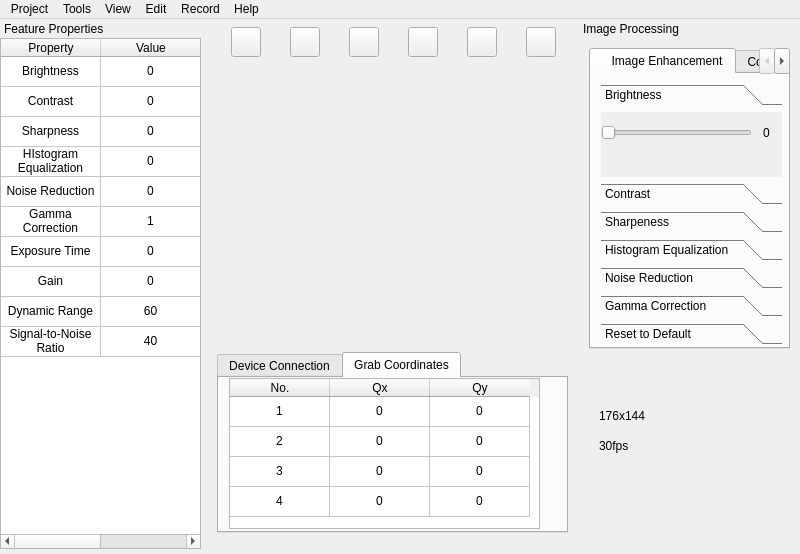
Above: mainwindow.ui from yuranxue272181/WPIMQP before the change. Below: the same form after it.
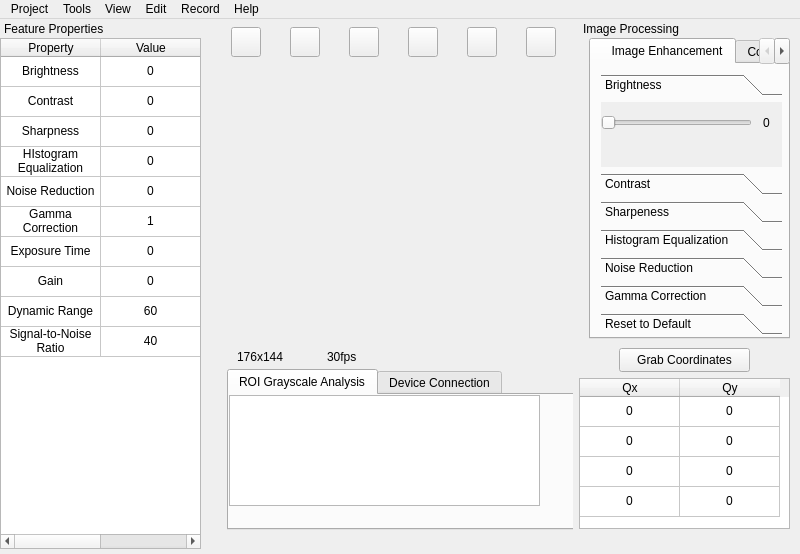
That is the form after the change. The open tabs and pages were chosen to show the change.

Commit message: show coordinates in table

The edit to the form file:
```diff
--- a/mainwindow.ui
+++ b/mainwindow.ui
@@ -170,51 +170,66 @@
      </item>
     </layout>
    </widget>
-   <widget class="QWidget" name="layoutWidget">
+   <widget class="QTabWidget" name="tabWidget_2">
     <property name="geometry">
      <rect>
-      <x>10</x>
-      <y>333</y>
-      <width>351</width>
-      <height>181</height>
+      <x>20</x>
+      <y>350</y>
+      <width>349</width>
+      <height>161</height>
      </rect>
     </property>
-    <layout class="QVBoxLayout" name="verticalLayout">
-     <item>
-      <widget class="QTabWidget" name="tabWidget_2">
-       <property name="minimumSize">
-        <size>
-         <width>0</width>
-         <height>140</height>
-        </size>
-       </property>
-       <property name="layoutDirection">
-        <enum>Qt::LayoutDirection::LeftToRight</enum>
-       </property>
-       <property name="currentIndex">
-        <number>1</number>
-       </property>
-       <widget class="QWidget" name="tab_5">
-        <attribute name="title">
-         <string>Device Connection</string>
-        </attribute>
-        <widget class="QTextBrowser" name="textBrowser">
-         <property name="geometry">
-          <rect>
-           <x>10</x>
-           <y>0</y>
-           <width>321</width>
-           <height>141</height>
-          </rect>
-         </property>
-         <property name="minimumSize">
-          <size>
-           <width>321</width>
-           <height>101</height>
-          </size>
-         </property>
-         <property name="html">
-          <string>&lt;!DOCTYPE HTML PUBLIC &quot;-//W3C//DTD HTML 4.0//EN&quot; &quot;http://www.w3.org/TR/REC-html40/strict.dtd&quot;&gt;
+    <property name="minimumSize">
+     <size>
+      <width>0</width>
+      <height>140</height>
+     </size>
+    </property>
+    <property name="layoutDirection">
+     <enum>Qt::LayoutDirection::LeftToRight</enum>
+    </property>
+    <property name="currentIndex">
+     <number>0</number>
+    </property>
+    <widget class="QWidget" name="tab_4">
+     <attribute name="title">
+      <string>ROI Grayscale Analysis</string>
+     </attribute>
+     <widget class="QTableWidget" name="tableWidget">
+      <property name="geometry">
+       <rect>
+        <x>0</x>
+        <y>0</y>
+        <width>311</width>
+        <height>111</height>
+       </rect>
+      </property>
+      <property name="editTriggers">
+       <set>QAbstractItemView::EditTrigger::NoEditTriggers</set>
+      </property>
+     </widget>
+    </widget>
+    <widget class="QWidget" name="tab_5">
+     <attribute name="title">
+      <string>Device Connection</string>
+     </attribute>
+     <widget class="QTextBrowser" name="textBrowser">
+      <property name="geometry">
+       <rect>
+        <x>0</x>
+        <y>0</y>
+        <width>321</width>
+        <height>141</height>
+       </rect>
+      </property>
+      <property name="minimumSize">
+       <size>
+        <width>321</width>
+        <height>101</height>
+       </size>
+      </property>
+      <property name="html">
+       <string>&lt;!DOCTYPE HTML PUBLIC &quot;-//W3C//DTD HTML 4.0//EN&quot; &quot;http://www.w3.org/TR/REC-html40/strict.dtd&quot;&gt;
 &lt;html&gt;&lt;head&gt;&lt;meta name=&quot;qrichtext&quot; content=&quot;1&quot; /&gt;&lt;meta charset=&quot;utf-8&quot; /&gt;&lt;style type=&quot;text/css&quot;&gt;
 p, li { white-space: pre-wrap; }
 hr { height: 1px; border-width: 0; }
@@ -228,155 +243,41 @@
 &lt;p style=&quot; margin-top:0px; margin-bottom:0px; margin-left:0px; margin-right:0px; -qt-block-indent:0; text-indent:0px;&quot;&gt;&lt;span style=&quot; font-family:'Microsoft YaHei UI';&quot;&gt;Camera 2:&lt;/span&gt;&lt;/p&gt;
 &lt;p style=&quot; margin-top:0px; margin-bottom:0px; margin-left:0px; margin-right:0px; -qt-block-indent:0; text-indent:0px;&quot;&gt;&lt;span style=&quot; font-family:'Microsoft YaHei UI';&quot;&gt;  disconnecting&lt;/span&gt;&lt;/p&gt;
 &lt;p style=&quot;-qt-paragraph-type:empty; margin-top:0px; margin-bottom:0px; margin-left:0px; margin-right:0px; -qt-block-indent:0; text-indent:0px; font-family:'Microsoft YaHei UI';&quot;&gt;&lt;br /&gt;&lt;/p&gt;&lt;/body&gt;&lt;/html&gt;</string>
-         </property>
-        </widget>
-       </widget>
-       <widget class="QWidget" name="tab_4">
-        <attribute name="title">
-         <string>Grab Coordinates</string>
-        </attribute>
-        <widget class="QTableWidget" name="tableWidget_2">
-         <property name="geometry">
-          <rect>
-           <x>10</x>
-           <y>0</y>
-           <width>311</width>
-           <height>151</height>
-          </rect>
-         </property>
-         <attribute name="horizontalHeaderVisible">
-          <bool>true</bool>
-         </attribute>
-         <attribute name="horizontalHeaderCascadingSectionResizes">
-          <bool>false</bool>
-         </attribute>
-         <attribute name="horizontalHeaderHighlightSections">
-          <bool>false</bool>
-         </attribute>
-         <attribute name="verticalHeaderVisible">
-          <bool>false</bool>
-         </attribute>
-         <row/>
-         <row/>
-         <row/>
-         <row/>
-         <column>
-          <property name="text">
-           <string>No.</string>
-          </property>
-         </column>
-         <column>
-          <property name="text">
-           <string>Qx</string>
-          </property>
-         </column>
-         <column>
-          <property name="text">
-           <string>Qy</string>
-          </property>
-         </column>
-         <item row="0" column="0">
-          <property name="text">
-           <string>1</string>
-          </property>
-          <property name="textAlignment">
-           <set>AlignCenter</set>
-          </property>
-         </item>
-         <item row="0" column="1">
-          <property name="text">
-           <string>0</string>
-          </property>
-          <property name="textAlignment">
-           <set>AlignCenter</set>
-          </property>
-         </item>
-         <item row="0" column="2">
-          <property name="text">
-           <string>0</string>
-          </property>
-          <property name="textAlignment">
-           <set>AlignCenter</set>
-          </property>
-         </item>
-         <item row="1" column="0">
-          <property name="text">
-           <string>2</string>
-          </property>
-          <property name="textAlignment">
-           <set>AlignCenter</set>
-          </property>
-         </item>
-         <item row="1" column="1">
-          <property name="text">
-           <string>0</string>
-          </property>
-          <property name="textAlignment">
-           <set>AlignCenter</set>
-          </property>
-         </item>
-         <item row="1" column="2">
-          <property name="text">
-           <string>0</string>
-          </property>
-          <property name="textAlignment">
-           <set>AlignCenter</set>
-          </property>
-         </item>
-         <item row="2" column="0">
-          <property name="text">
-           <string>3</string>
-          </property>
-          <property name="textAlignment">
-           <set>AlignCenter</set>
-          </property>
-         </item>
-         <item row="2" column="1">
-          <property name="text">
-           <string>0</string>
-          </property>
-          <property name="textAlignment">
-           <set>AlignCenter</set>
-          </property>
-         </item>
-         <item row="2" column="2">
-          <property name="text">
-           <string>0</string>
-          </property>
-          <property name="textAlignment">
-           <set>AlignCenter</set>
-          </property>
-         </item>
-         <item row="3" column="0">
-          <property name="text">
-           <string>4</string>
-          </property>
-          <property name="textAlignment">
-           <set>AlignCenter</set>
-          </property>
-         </item>
-         <item row="3" column="1">
-          <property name="text">
-           <string>0</string>
-          </property>
-          <property name="textAlignment">
-           <set>AlignCenter</set>
-          </property>
-         </item>
-         <item row="3" column="2">
-          <property name="text">
-           <string>0</string>
-          </property>
-          <property name="textAlignment">
-           <set>AlignCenter</set>
-          </property>
-         </item>
-        </widget>
-       </widget>
-      </widget>
-     </item>
-    </layout>
+      </property>
+     </widget>
+    </widget>
    </widget>
+   <widget class="QLabel" name="label">
+    <property name="geometry">
+     <rect>
+      <x>30</x>
+      <y>330</y>
+      <width>49</width>
+      <height>16</height>
+     </rect>
+    </property>
+    <property name="text">
+     <string>176x144</string>
+    </property>
+   </widget>
+   <widget class="QLabel" name="label_2">
+    <property name="geometry">
+     <rect>
+      <x>120</x>
+      <y>330</y>
+      <width>49</width>
+      <height>16</height>
+     </rect>
+    </property>
+    <property name="text">
+     <string>30fps</string>
+    </property>
+   </widget>
+   <zorder>tabWidget_2</zorder>
+   <zorder>videoWidget</zorder>
+   <zorder>layoutWidget</zorder>
+   <zorder>label</zorder>
+   <zorder>label_2</zorder>
   </widget>
   <widget class="QMenuBar" name="menuBar">
    <property name="geometry">
@@ -698,7 +599,7 @@
      <property name="geometry">
       <rect>
        <x>10</x>
-       <y>10</y>
+       <y>0</y>
        <width>201</width>
        <height>301</height>
       </rect>
@@ -736,8 +637,8 @@
          <rect>
           <x>0</x>
           <y>0</y>
-          <width>100</width>
-          <height>30</height>
+          <width>181</width>
+          <height>51</height>
          </rect>
         </property>
         <attribute name="label">
@@ -1200,59 +1101,131 @@
        </widget>
       </widget>
      </widget>
-     <widget class="QWidget" name="tab_2">
-      <attribute name="title">
-       <string>ROI Grayscale Analysis </string>
-      </attribute>
-      <widget class="QPushButton" name="grabButton">
-       <property name="geometry">
-        <rect>
-         <x>30</x>
-         <y>10</y>
-         <width>131</width>
-         <height>24</height>
-        </rect>
-       </property>
-       <property name="text">
-        <string>Grab Coordinates</string>
-       </property>
-      </widget>
-     </widget>
     </widget>
     <widget class="QWidget" name="widget" native="true">
      <property name="geometry">
       <rect>
        <x>0</x>
-       <y>350</y>
+       <y>300</y>
        <width>211</width>
-       <height>121</height>
+       <height>201</height>
       </rect>
      </property>
-     <widget class="QLabel" name="label">
+     <widget class="QPushButton" name="grabButton">
       <property name="geometry">
        <rect>
-        <x>20</x>
-        <y>20</y>
-        <width>49</width>
-        <height>16</height>
+        <x>40</x>
+        <y>10</y>
+        <width>131</width>
+        <height>24</height>
        </rect>
       </property>
       <property name="text">
-       <string>176x144</string>
+       <string>Grab Coordinates</string>
       </property>
      </widget>
-     <widget class="QLabel" name="label_2">
+     <widget class="QTableWidget" name="coordinatesTable">
       <property name="geometry">
        <rect>
-        <x>20</x>
-        <y>50</y>
-        <width>49</width>
-        <height>16</height>
+        <x>0</x>
+        <y>40</y>
+        <width>211</width>
+        <height>151</height>
        </rect>
       </property>
-      <property name="text">
-       <string>30fps</string>
+      <property name="editTriggers">
+       <set>QAbstractItemView::EditTrigger::DoubleClicked|QAbstractItemView::EditTrigger::EditKeyPressed</set>
       </property>
+      <attribute name="horizontalHeaderVisible">
+       <bool>true</bool>
+      </attribute>
+      <attribute name="horizontalHeaderCascadingSectionResizes">
+       <bool>false</bool>
+      </attribute>
+      <attribute name="horizontalHeaderHighlightSections">
+       <bool>false</bool>
+      </attribute>
+      <attribute name="verticalHeaderVisible">
+       <bool>false</bool>
+      </attribute>
+      <row/>
+      <row/>
+      <row/>
+      <row/>
+      <column>
+       <property name="text">
+        <string>Qx</string>
+       </property>
+      </column>
+      <column>
+       <property name="text">
+        <string>Qy</string>
+       </property>
+      </column>
+      <item row="0" column="0">
+       <property name="text">
+        <string>0</string>
+       </property>
+       <property name="textAlignment">
+        <set>AlignCenter</set>
+       </property>
+      </item>
+      <item row="0" column="1">
+       <property name="text">
+        <string>0</string>
+       </property>
+       <property name="textAlignment">
+        <set>AlignCenter</set>
+       </property>
+      </item>
+      <item row="1" column="0">
+       <property name="text">
+        <string>0</string>
+       </property>
+       <property name="textAlignment">
+        <set>AlignCenter</set>
+       </property>
+      </item>
+      <item row="1" column="1">
+       <property name="text">
+        <string>0</string>
+       </property>
+       <property name="textAlignment">
+        <set>AlignCenter</set>
+       </property>
+      </item>
+      <item row="2" column="0">
+       <property name="text">
+        <string>0</string>
+       </property>
+       <property name="textAlignment">
+        <set>AlignCenter</set>
+       </property>
+      </item>
+      <item row="2" column="1">
+       <property name="text">
+        <string>0</string>
+       </property>
+       <property name="textAlignment">
+        <set>AlignCenter</set>
+       </property>
+      </item>
+      <item row="3" column="0">
+       <property name="text">
+        <string>0</string>
+       </property>
+       <property name="textAlignment">
+        <set>AlignCenter</set>
+       </property>
+      </item>
+      <item row="3" column="1">
+       <property name="text">
+        <string>0</string>
+       </property>
+       <property name="textAlignment">
+        <set>AlignCenter</set>
+       </property>
+      </item>
      </widget>
     </widget>
    </widget>
```
Left out of the diff: 25 changed lines with no effect on the pictures. The commit also changes 22 other files.
